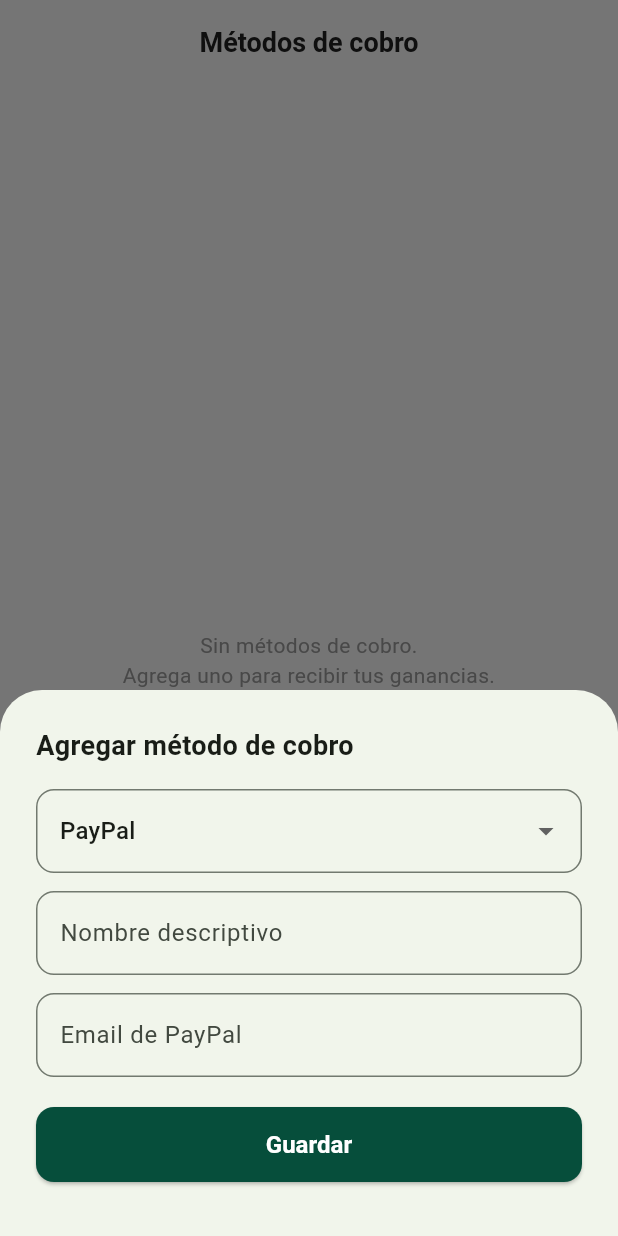
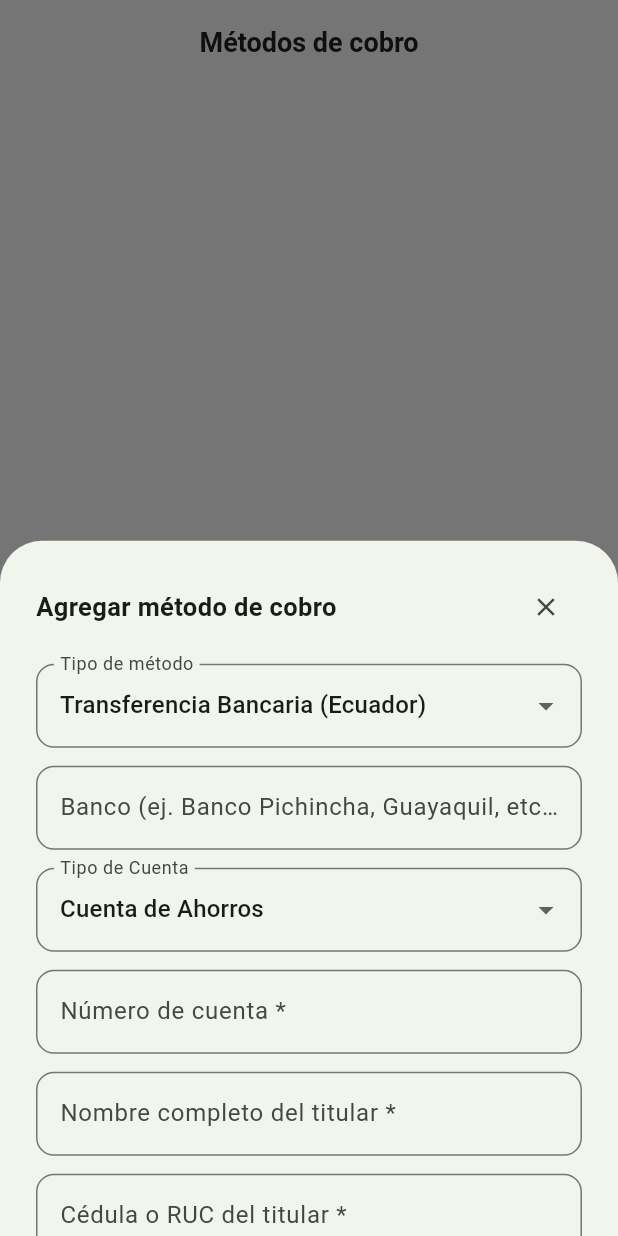
Before and after one commit to WebFixSoluciones/appaloec, a Flutter app: the PayoutMethodsScreen screen opened by its route, after a tap on "Agregar método", on a phone screen of 412 x 824 dp. Run offline on Flutter 3.47's test engine with Material 3 defaults, Android fonts, the light colour scheme and no system bars; our stand-ins replace cached_network_image, cloud_firestore, firebase_analytics, firebase_auth, firebase_core, firebase_crashlytics and 8 more; missing offline and left inert: webview_flutter_android; accounts and stored records are empty.

Commit message:
feat(referral): add bank transfer option to payout and affiliate registration everywhere

```diff
--- a/aloec_mobile/lib/features/referral/presentation/screens/payout_methods_screen.dart
+++ b/aloec_mobile/lib/features/referral/presentation/screens/payout_methods_screen.dart
@@ -129,18 +129,22 @@
 
   String _typeLabel(String t) {
     switch (t) {
+      case 'bank_ec': return 'Transferencia Bancaria';
+      case 'binance': return 'Binance Pay';
       case 'paypal': return 'PayPal';
-      case 'binance': return 'Binance';
-      case 'bank_ec': return 'Banco Ecuador';
       default: return t;
     }
   }
 
   String _typeSubtitle(String t, Map<String, dynamic> d) {
     switch (t) {
-      case 'paypal': return d['email'] ?? '';
-      case 'binance': return d['payId'] ?? '';
-      case 'bank_ec': return '${d['bank'] ?? ''} ${d['accountNumber'] ?? ''}';
+      case 'bank_ec':
+        final bName = d['bankName'] ?? d['bank'] ?? 'Banco';
+        final acc = d['accountNumber'] ?? '';
+        final accType = d['accountType'] ?? '';
+        return '$bName ($accType) • $acc';
+      case 'binance': return 'Pay ID: ${d['payId'] ?? ''}';
+      case 'paypal': return d['paypalEmail'] ?? d['email'] ?? '';
       default: return '';
     }
   }
@@ -155,61 +159,168 @@
 }
 
 class _AddMethodSheetState extends State<_AddMethodSheet> {
-  String _type = 'paypal';
+  String _type = 'bank_ec';
+  String _accountType = 'Ahorros';
   final _labelCtrl = TextEditingController();
-  final _detail1Ctrl = TextEditingController();
-  final _detail2Ctrl = TextEditingController();
+  final _bankCtrl = TextEditingController();
+  final _accountNumberCtrl = TextEditingController();
+  final _holderCtrl = TextEditingController();
+  final _idNumberCtrl = TextEditingController();
+  final _payIdCtrl = TextEditingController();
+  final _paypalEmailCtrl = TextEditingController();
 
   @override
   void dispose() {
     _labelCtrl.dispose();
-    _detail1Ctrl.dispose();
-    _detail2Ctrl.dispose();
+    _bankCtrl.dispose();
+    _accountNumberCtrl.dispose();
+    _holderCtrl.dispose();
+    _idNumberCtrl.dispose();
+    _payIdCtrl.dispose();
+    _paypalEmailCtrl.dispose();
     super.dispose();
   }
 
   @override
   Widget build(BuildContext context) {
-    return Padding(
-      padding: const EdgeInsets.all(24),
+    return SingleChildScrollView(
+      padding: EdgeInsets.fromLTRB(24, 20, 24, MediaQuery.of(context).viewInsets.bottom + 24),
       child: Column(
         mainAxisSize: MainAxisSize.min,
         crossAxisAlignment: CrossAxisAlignment.stretch,
         children: [
-          const Text('Agregar método de cobro', style: TextStyle(fontSize: 18, fontWeight: FontWeight.bold)),
-          const SizedBox(height: 16),
+          Row(
+            mainAxisAlignment: MainAxisAlignment.spaceBetween,
+            children: [
+              const Text('Agregar método de cobro', style: TextStyle(fontSize: 17, fontWeight: FontWeight.bold)),
+              IconButton(icon: const Icon(Icons.close, size: 20), onPressed: () => Navigator.pop(context)),
+            ],
+          ),
+          const SizedBox(height: 14),
           DropdownButtonFormField<String>(
-            value: _type,
+            initialValue: _type,
             items: const [
+              DropdownMenuItem(value: 'bank_ec', child: Text('Transferencia Bancaria (Ecuador)')),
+              DropdownMenuItem(value: 'binance', child: Text('Binance Pay (Pay ID)')),
               DropdownMenuItem(value: 'paypal', child: Text('PayPal')),
-              DropdownMenuItem(value: 'binance', child: Text('Binance')),
-              DropdownMenuItem(value: 'bank_ec', child: Text('Transferencia Ecuador')),
             ],
             onChanged: (v) => setState(() => _type = v!),
-            decoration: const InputDecoration(border: OutlineInputBorder(borderRadius: BorderRadius.all(Radius.circular(12)))),
+            decoration: const InputDecoration(
+              labelText: 'Tipo de método',
+              border: OutlineInputBorder(borderRadius: BorderRadius.all(Radius.circular(12))),
+            ),
           ),
           const SizedBox(height: 12),
-          TextField(controller: _labelCtrl, decoration: const InputDecoration(labelText: 'Nombre descriptivo', border: OutlineInputBorder(borderRadius: BorderRadius.all(Radius.circular(12))))),
-          const SizedBox(height: 12),
-          TextField(controller: _detail1Ctrl, decoration: InputDecoration(
-            labelText: _type == 'paypal' ? 'Email de PayPal' : _type == 'binance' ? 'Pay ID de Binance' : 'Banco',
-            border: const OutlineInputBorder(borderRadius: BorderRadius.all(Radius.circular(12))),
-          )),
+
           if (_type == 'bank_ec') ...[
+            TextField(
+              controller: _bankCtrl,
+              decoration: const InputDecoration(
+                labelText: 'Banco (ej. Banco Pichincha, Guayaquil, etc.) *',
+                border: OutlineInputBorder(borderRadius: BorderRadius.all(Radius.circular(12))),
+              ),
+            ),
             const SizedBox(height: 12),
-            TextField(controller: _detail2Ctrl, decoration: const InputDecoration(labelText: 'Número de cuenta', border: OutlineInputBorder(borderRadius: BorderRadius.all(Radius.circular(12))))),
+            DropdownButtonFormField<String>(
+              initialValue: _accountType,
+              items: const [
+                DropdownMenuItem(value: 'Ahorros', child: Text('Cuenta de Ahorros')),
+                DropdownMenuItem(value: 'Corriente', child: Text('Cuenta Corriente')),
+              ],
+              onChanged: (v) => setState(() => _accountType = v!),
+              decoration: const InputDecoration(
+                labelText: 'Tipo de Cuenta',
+                border: OutlineInputBorder(borderRadius: BorderRadius.all(Radius.circular(12))),
+              ),
+            ),
+            const SizedBox(height: 12),
+            TextField(
+              controller: _accountNumberCtrl,
+              keyboardType: TextInputType.number,
+              decoration: const InputDecoration(
+                labelText: 'Número de cuenta *',
+                border: OutlineInputBorder(borderRadius: BorderRadius.all(Radius.circular(12))),
+              ),
+            ),
+            const SizedBox(height: 12),
+            TextField(
+              controller: _holderCtrl,
+              decoration: const InputDecoration(
+                labelText: 'Nombre completo del titular *',
+                border: OutlineInputBorder(borderRadius: BorderRadius.all(Radius.circular(12))),
+              ),
+            ),
+            const SizedBox(height: 12),
+            TextField(
+              controller: _idNumberCtrl,
+              keyboardType: TextInputType.number,
+              decoration: const InputDecoration(
+                labelText: 'Cédula o RUC del titular *',
+                border: OutlineInputBorder(borderRadius: BorderRadius.all(Radius.circular(12))),
+              ),
+            ),
+          ] else if (_type == 'binance') ...[
+            TextField(
+              controller: _payIdCtrl,
+              decoration: const InputDecoration(
+                labelText: 'Binance Pay ID *',
+                border: OutlineInputBorder(borderRadius: BorderRadius.all(Radius.circular(12))),
+              ),
+            ),
+            const SizedBox(height: 12),
+            TextField(
+              controller: _labelCtrl,
+              decoration: const InputDecoration(
+                labelText: 'Usuario / Alias de Binance (opcional)',
+                border: OutlineInputBorder(borderRadius: BorderRadius.all(Radius.circular(12))),
+              ),
+            ),
+          ] else if (_type == 'paypal') ...[
+            TextField(
+              controller: _paypalEmailCtrl,
+              keyboardType: TextInputType.emailAddress,
+              decoration: const InputDecoration(
+                labelText: 'Correo electrónico de PayPal *',
+                border: OutlineInputBorder(borderRadius: BorderRadius.all(Radius.circular(12))),
+              ),
+            ),
           ],
+
           const SizedBox(height: 20),
           ElevatedButton(
             onPressed: () {
               final details = <String, String>{};
-              if (_type == 'paypal') details['email'] = _detail1Ctrl.text;
-              if (_type == 'binance') details['payId'] = _detail1Ctrl.text;
+              String methodLabel = _labelCtrl.text.trim();
+
               if (_type == 'bank_ec') {
-                details['bank'] = _detail1Ctrl.text;
-                details['accountNumber'] = _detail2Ctrl.text;
+                if (_bankCtrl.text.trim().isEmpty || _accountNumberCtrl.text.trim().isEmpty) {
+                  return;
+                }
+                details['bank'] = _bankCtrl.text.trim();
+                details['bankName'] = _bankCtrl.text.trim();
+                details['accountType'] = _accountType;
+                details['accountNumber'] = _accountNumberCtrl.text.trim();
+                details['holderName'] = _holderCtrl.text.trim();
+                details['idNumber'] = _idNumberCtrl.text.trim();
+                if (methodLabel.isEmpty) {
+                  methodLabel = '${_bankCtrl.text.trim()} - $_accountType';
+                }
+              } else if (_type == 'binance') {
+                if (_payIdCtrl.text.trim().isEmpty) return;
+                details['payId'] = _payIdCtrl.text.trim();
+                if (methodLabel.isEmpty) {
+                  methodLabel = 'Binance Pay (${_payIdCtrl.text.trim()})';
+                }
+              } else if (_type == 'paypal') {
+                if (_paypalEmailCtrl.text.trim().isEmpty) return;
+                details['email'] = _paypalEmailCtrl.text.trim();
+                details['paypalEmail'] = _paypalEmailCtrl.text.trim();
+                if (methodLabel.isEmpty) {
+                  methodLabel = 'PayPal (${_paypalEmailCtrl.text.trim()})';
+                }
               }
-              widget.onAdd(_type, _labelCtrl.text, details);
+
+              widget.onAdd(_type, methodLabel, details);
             },
             style: ElevatedButton.styleFrom(
               backgroundColor: const Color(0xFF064E3B),
@@ -217,9 +328,8 @@
               padding: const EdgeInsets.symmetric(vertical: 14),
               shape: RoundedRectangleBorder(borderRadius: BorderRadius.circular(12)),
             ),
-            child: const Text('Guardar'),
+            child: const Text('Guardar Cuenta de Cobro', style: TextStyle(fontWeight: FontWeight.bold)),
           ),
-          const SizedBox(height: 12),
         ],
       ),
     );
```
Also changed, not shown: 3 other files.
